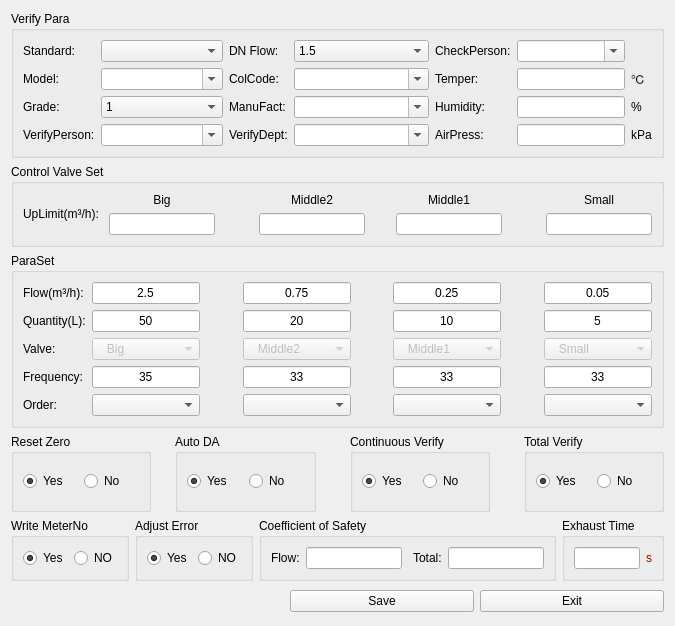
Above: source/systemset/systemsetdlg/ui/parasetdlg.ui from flimmy78/qtverify before the change. Below: the same form after it.
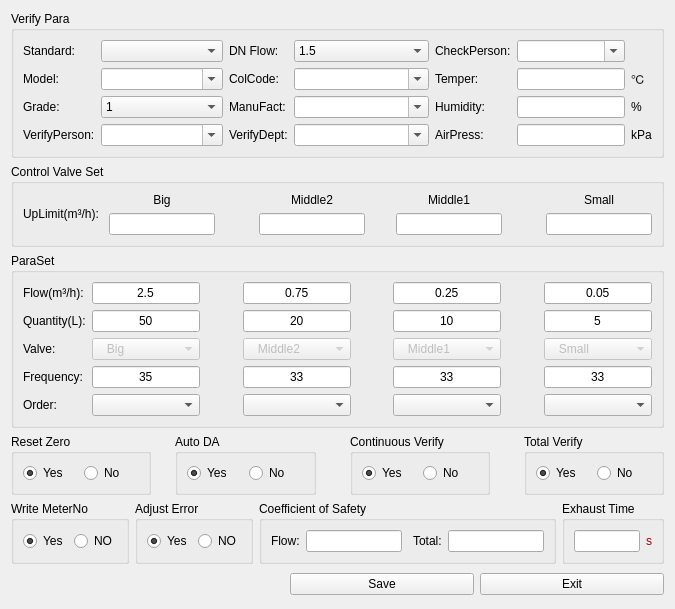
That is the form after the change. Icons and pictures are not drawn.

Commit message: 自动采集时，自动读取表号如果有失败的，弹出提示信息，用户可以选择继续或者再次读表号，读表号成功后，再点击“继续"按钮继续检定

```diff
--- a/source/systemset/systemsetdlg/ui/parasetdlg.ui
+++ b/source/systemset/systemsetdlg/ui/parasetdlg.ui
@@ -10,7 +10,7 @@
     <x>0</x>
     <y>0</y>
     <width>675</width>
-    <height>626</height>
+    <height>554</height>
    </rect>
   </property>
   <property name="windowTitle">
```
The commit also changes 3 other files.
